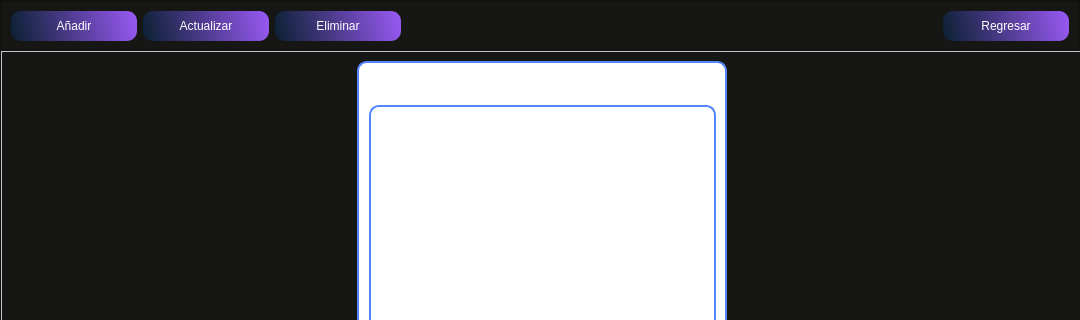
Xoserius/Sistema_de_control_de_inventario, file Sistema de control de inventario/Qt designer/4.Gestion_de_usuarios.ui: the form before one commit; both pictures show x 0 to 1080 and y 0 to 320 of the 1080 by 720 pixel window.
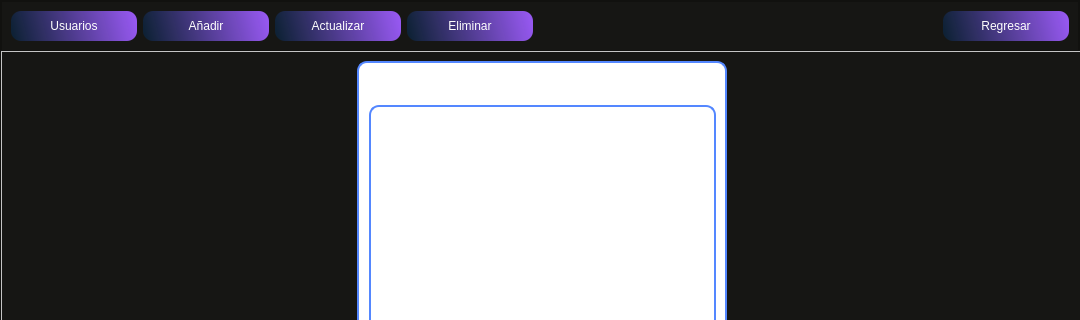
The form after the commit. The open tabs and pages were chosen to show the change. Icons and pictures are not drawn.

Diff of the .ui file:
```diff
--- a/Sistema de control de inventario/Qt designer/4.Gestion_de_usuarios.ui
+++ b/Sistema de control de inventario/Qt designer/4.Gestion_de_usuarios.ui
@@ -121,23 +121,24 @@
           <enum>QFrame::Raised</enum>
          </property>
          <layout class="QHBoxLayout" name="horizontalLayout">
-          <property name="spacing">
-           <number>6</number>
-          </property>
-          <property name="leftMargin">
-           <number>9</number>
-          </property>
-          <property name="topMargin">
-           <number>9</number>
-          </property>
-          <property name="rightMargin">
-           <number>9</number>
-          </property>
-          <property name="bottomMargin">
-           <number>9</number>
-          </property>
           <item>
-           <widget class="QPushButton" name="pushButton_andir">
+           <widget class="QPushButton" name="pushButton_usuarios">
+            <property name="minimumSize">
+             <size>
+              <width>126</width>
+              <height>30</height>
+             </size>
+            </property>
+            <property name="styleSheet">
+             <string notr="true"/>
+            </property>
+            <property name="text">
+             <string>Usuarios</string>
+            </property>
+           </widget>
+          </item>
+          <item>
+           <widget class="QPushButton" name="pushButton_anadir">
             <property name="minimumSize">
              <size>
               <width>126</width>
```
Left out of the diff: 6 changed lines with no effect on the pictures.
